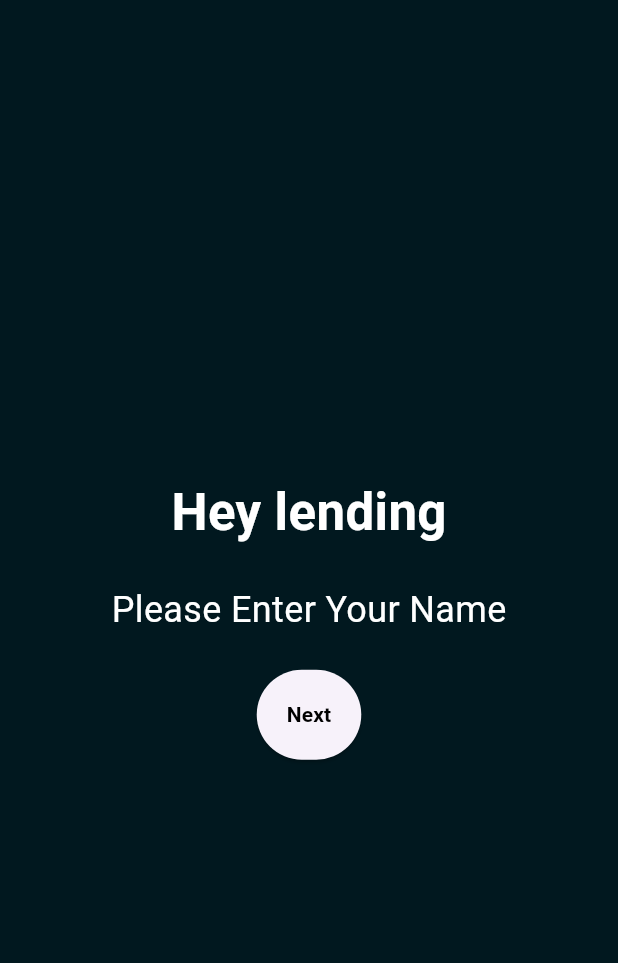
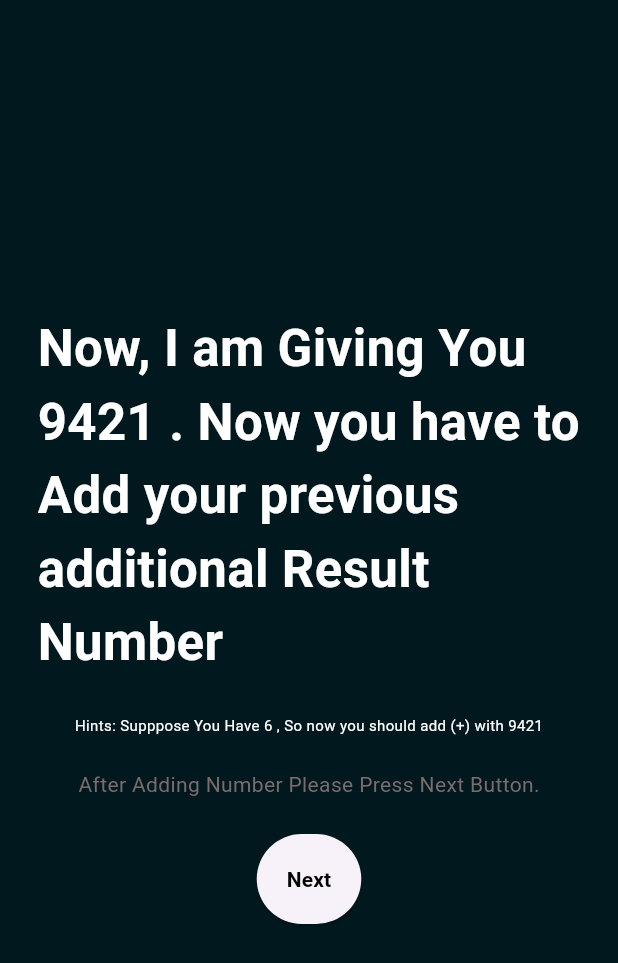
Before and after one commit to Jn-Sajol/Guessing-Number-Game, a Flutter app: the GenarateNumberPage screen opened directly, on a phone screen of 412 x 824 dp. Shown: the top 963 px of the screen. Run offline on Flutter 3.47's test engine with Material 3 defaults, Android fonts, the phone set to English and light mode, and no system bars; missing offline and left inert: provider_base_tools.

Commit message:
adding genarate random number

```diff
--- a/lib/genarate_number.dart
+++ b/lib/genarate_number.dart
@@ -1,10 +1,20 @@
+import 'dart:math';
+
 import 'package:flutter/material.dart';
 import 'package:guessnumber/dividing.dart';
+import 'package:guessnumber/provider/provider.dart';
+import 'package:provider_base_tools/provider_base_tools.dart';
+
 class GenarateNumberPage extends StatelessWidget {
   const GenarateNumberPage({super.key});
 
   @override
   Widget build(BuildContext context) {
+    Random random = Random();
+    // Generate a random number between 1 and 10000
+    int randomNumber = random.nextInt(10000) + 1;
+
+    final res = Provider.of<Result>(context);
     return Scaffold(
         body: Padding(
       padding: const EdgeInsets.symmetric(horizontal: 25),
@@ -14,31 +24,43 @@ class GenarateNumberPage extends StatelessWidget {
           // crossAxisAlignment: CrossAxisAlignment.center,
 
           children: [
-                const Text('Hey lending',style: TextStyle(fontSize: 34,color: Colors.white,fontWeight: FontWeight.bold),),
-                const SizedBox(height: 23,),
-                const Text('Please Enter Your Name',style: TextStyle(fontSize: 24,color: Colors.white)),
-                const SizedBox(height: 23,),
-                // const TextField(
-                // decoration: InputDecoration(
-                // filled: true,
-                // fillColor: Color.fromARGB(73, 251, 251, 251),
-                // border: OutlineInputBorder(
-                // borderRadius: BorderRadius.all(Radius.circular(13))
-                // )
-                // ),
-                // ),
-                //  const SizedBox(height: 23,),
+             Text(
+              'Now, I am Giving You $randomNumber . Now you have to Add your previous additional Result Number',
+              style: const TextStyle(
+                  fontSize: 34,
+                  color: Colors.white,
+                  fontWeight: FontWeight.bold),
+            ),
+            const SizedBox(
+              height: 23,
+            ),
+             Text('Hints: Supppose You Have 6 , So now you should add (+) with $randomNumber',
+                style: const TextStyle(fontSize: 10, color: Colors.white)),
+            const SizedBox(
+              height: 23,
+            ),
+            const Text('After Adding Number Please Press Next Button.',
+                style: TextStyle(fontSize: 14, color: Color.fromARGB(255, 122, 108, 108))),
+            const SizedBox(
+              height: 23,
+            ),
             ElevatedButton(
-                style: const  ButtonStyle(
+              style: const ButtonStyle(
                 padding: MaterialStatePropertyAll(EdgeInsets.all(20)),
                 // shape: MaterialStateProperty.all(OutlinedBorder()),
               ),
               onPressed: () {
-                   Navigator.push(context,
-                MaterialPageRoute(builder: (context)=> const DividingPage())
-                );
+              res.result = randomNumber;
+                Navigator.push(
+                    context,
+                    MaterialPageRoute(
+                        builder: (context) => const DividingPage()));
               },
-                  child: const Text("Next",style: TextStyle(color: Colors.black,fontWeight: FontWeight.bold),),
+              child: const Text(
+                "Next",
+                style:
+                    TextStyle(color: Colors.black, fontWeight: FontWeight.bold),
+              ),
             )
           ],
         ),
```
Lines whose indentation alone changed are shown as unchanged.
